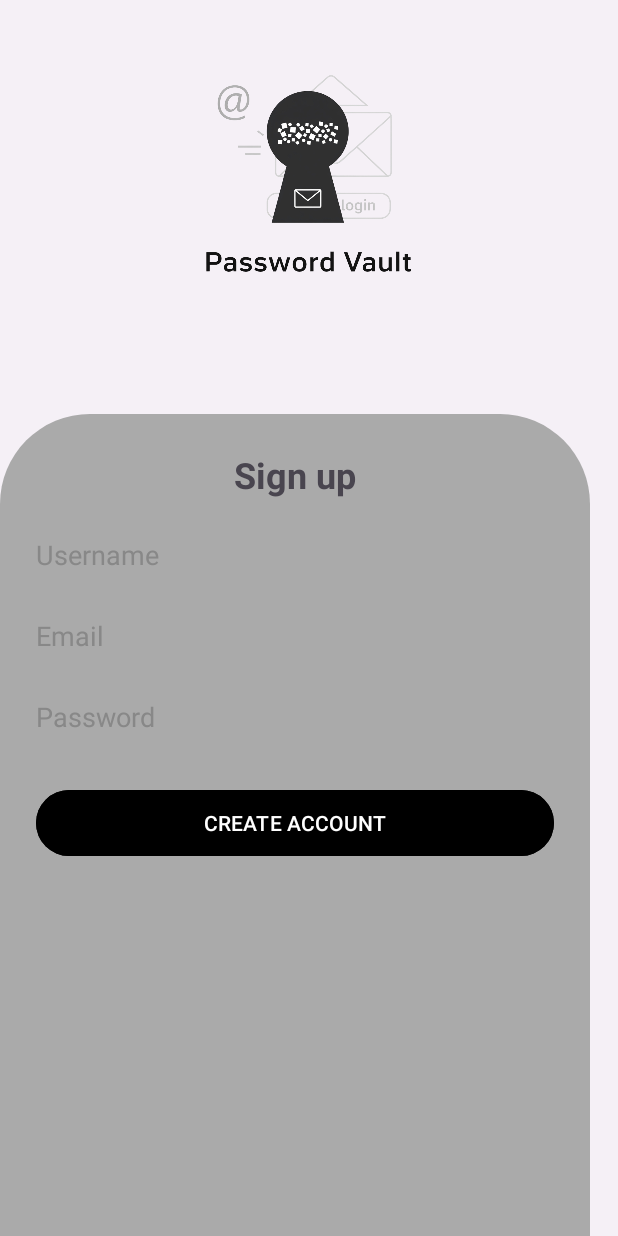
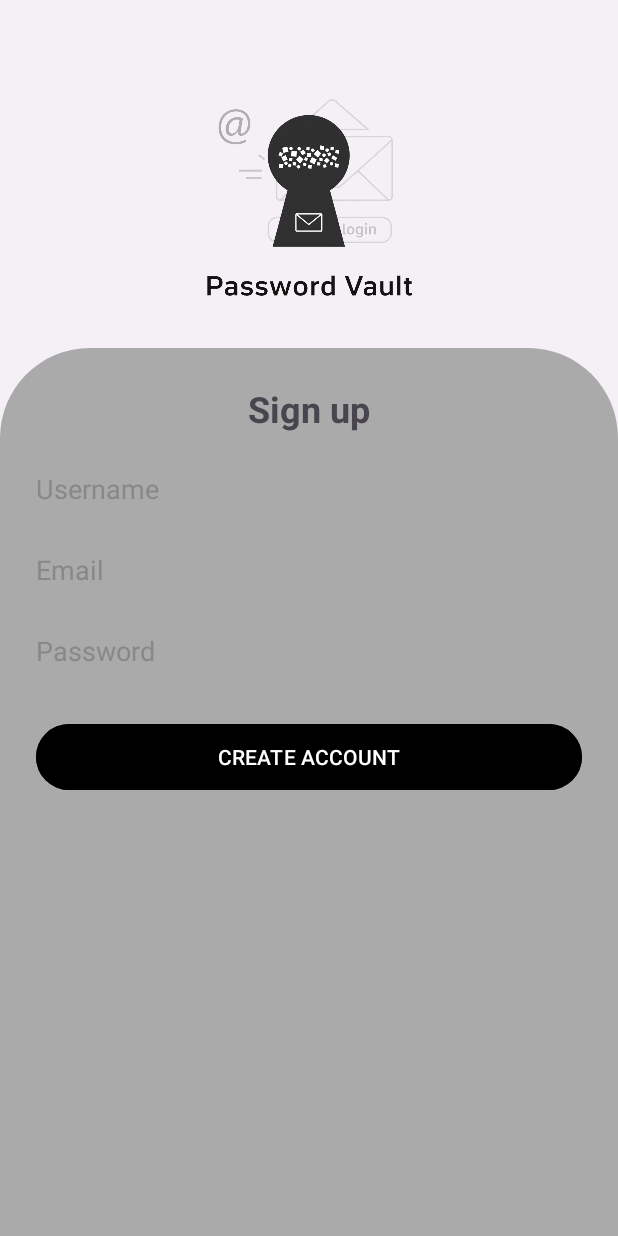
Before and after one commit to LucasFariaTDS/PasswordVault, an Android app: the screen it shows after launch (MainActivity), on a phone screen of 412 x 824 dp. Run offline under Robolectric (Android 15) with nearby library versions, the phone set to English and light mode, and no system bars; 1 statement that could not run was skipped.

```diff
--- a/app/src/main/java/com/lucas/passwordvault/DB/DB.java
+++ b/app/src/main/java/com/lucas/passwordvault/DB/DBPassword.java
@@ -5,27 +5,23 @@ import android.database.sqlite.SQLiteDatabase;
 import android.database.sqlite.SQLiteOpenHelper;
 import android.provider.BaseColumns;
 
-public class DB extends SQLiteOpenHelper implements BaseColumns {
-    public static final String Name_Bank = "bank.db";
-    public static final String Table = "dataUsers";
+public class DBPassword extends SQLiteOpenHelper implements BaseColumns {
+    public static final String Password_Bank = "password.db";
+    public static final String Table = "passwordGenerate";
     public static final String ID = "id";
-    public static final String Username = "username";
     public static final String Password = "password";
-    public static final String Email = "email";
-    public static final int Version = 1;
+    public static final int Version = 3;
 
-    public DB(Context context) {
-        super(context, Name_Bank, null, Version);
+    public DBPassword(Context context) {
+        super(context, Password_Bank, null, Version);
     }
 
     @Override
     public void onCreate(SQLiteDatabase sqLiteDatabase) {
-        String criarDB = "CREATE TABLE " + DB.Table +
-                "( " + DB.ID + " INTEGER PRIMARY KEY, "
-                + DB.Username + " text, "
-                + DB.Password + " text, "
-                + DB.Email + " text)";
-        sqLiteDatabase.execSQL(criarDB);
+        String criarDBpw = "CREATE TABLE " + DBPassword.Table +
+                "( " + DBPassword.ID + " INTEGER PRIMARY KEY,"
+                + DBPassword.Password + " text)";
+        sqLiteDatabase.execSQL(criarDBpw);
     }
 
     @Override
--- a/app/src/main/java/com/lucas/passwordvault/view/MainActivity.java
+++ b/app/src/main/java/com/lucas/passwordvault/view/MainActivity.java
@@ -42,7 +42,6 @@ public class MainActivity extends AppCompatActivity {
                 Toast.makeText(this, getString(R.string.msg_error_Password), Toast.LENGTH_SHORT).show();
                 return;
             }
-
             User user = new User(et_Username.getText().toString(), et_Password.getText().toString(), et_Email.getText().toString());
             usersController.saveUsers(user);
             dbController.insertData(user.getName(), user.getPassword(), user.getEmail());
--- a/app/src/main/res/layout/activity_main.xml
+++ b/app/src/main/res/layout/activity_main.xml
@@ -12,67 +12,66 @@
         android:id="@+id/logoPassword"
         android:layout_width="200dp"
         android:layout_height="200dp"
-        android:layout_marginTop="16dp"
+        android:layout_marginTop="32dp"
         android:src="@drawable/logopassword_nobackground"
-        app:layout_constraintEnd_toEndOf="parent"
-        app:layout_constraintHorizontal_bias="0.497"
+        app:layout_constraintTop_toTopOf="parent"
         app:layout_constraintStart_toStartOf="parent"
-        app:layout_constraintTop_toTopOf="parent" />
+        app:layout_constraintEnd_toEndOf="parent" />
 
     <LinearLayout
         android:id="@+id/loginContainer"
-        android:layout_width="393dp"
-        android:layout_height="548dp"
-        android:layout_marginTop="24dp"
+        android:layout_width="0dp"
+        android:layout_height="0dp"
+        android:orientation="vertical"
         android:background="@drawable/background_register"
-        android:orientation="vertical"
         android:padding="24dp"
+        app:layout_constraintTop_toBottomOf="@id/logoPassword"
         app:layout_constraintBottom_toBottomOf="parent"
-        app:layout_constraintEnd_toEndOf="parent"
-        app:layout_constraintHorizontal_bias="0.0"
         app:layout_constraintStart_toStartOf="parent"
-        app:layout_constraintTop_toBottomOf="@+id/logoPassword"
-        app:layout_constraintVertical_bias="1.0">
+        app:layout_constraintEnd_toEndOf="parent">
 
         <TextView
-            android:id="@+id/tittleSignUp"
+            android:id="@+id/tx_SignUp"
             android:layout_width="wrap_content"
             android:layout_height="wrap_content"
+            android:text="@string/sign_up"
+            android:textStyle="bold"
+            android:textSize="24sp"
             android:layout_gravity="center_horizontal"
-            android:layout_marginBottom="16dp"
-            android:text="@string/sign_up"
-            android:textSize="24sp"
-            android:textStyle="bold" />
+            android:layout_marginBottom="16dp"/>
 
         <EditText
             android:id="@+id/et_Username"
             android:layout_width="match_parent"
             android:layout_height="42dp"
+            android:hint="@string/username"
+            android:background="@android:color/transparent"
+            android:inputType="text"
             android:layout_marginBottom="12dp"
-            android:background="@android:color/transparent"
-            android:hint="@string/username"
-            android:inputType="text"
-            android:textColorHint="#888888" />
+            android:textColor="#000000"
+            android:textColorHint="#888888"/>
 
         <EditText
             android:id="@+id/et_Email"
             android:layout_width="match_parent"
             android:layout_height="42dp"
+            android:hint="@string/email"
+            android:background="@android:color/transparent"
+            android:inputType="textEmailAddress"
             android:layout_marginBottom="12dp"
-            android:background="@android:color/transparent"
-            android:hint="@string/email"
-            android:inputType="textEmailAddress"
-            android:textColorHint="#888888" />
+            android:textColor="#000000"
+            android:textColorHint="#888888"/>
 
         <EditText
             android:id="@+id/et_Password"
             android:layout_width="match_parent"
             android:layout_height="42dp"
+            android:hint="@string/password"
+            android:background="@android:color/transparent"
+            android:inputType="textPassword"
             android:layout_marginBottom="24dp"
-            android:background="@android:color/transparent"
-            android:hint="@string/password"
-            android:inputType="textPassword"
-            android:textColorHint="#888888" />
+            android:textColor="#000000"
+            android:textColorHint="#888888"/>
 
         <com.google.android.material.button.MaterialButton
             android:id="@+id/btnRegister"
@@ -80,6 +79,6 @@
             android:layout_height="52dp"
             android:backgroundTint="#000000"
             android:text="@string/create_account"
-            android:textColor="#FFFFFF" />
+            android:textColor="#FFFFFF"/>
     </LinearLayout>
 </androidx.constraintlayout.widget.ConstraintLayout>
```
Also changed, not shown: app/src/main/java/com/lucas/passwordvault/controller/DBController_Password.java (added, +36 -0 lines), app/src/main/java/com/lucas/passwordvault/model/Password.java (added, +17 -0 lines), app/src/main/java/com/lucas/passwordvault/view/SecondActivity.java (+43 -0 lines).
